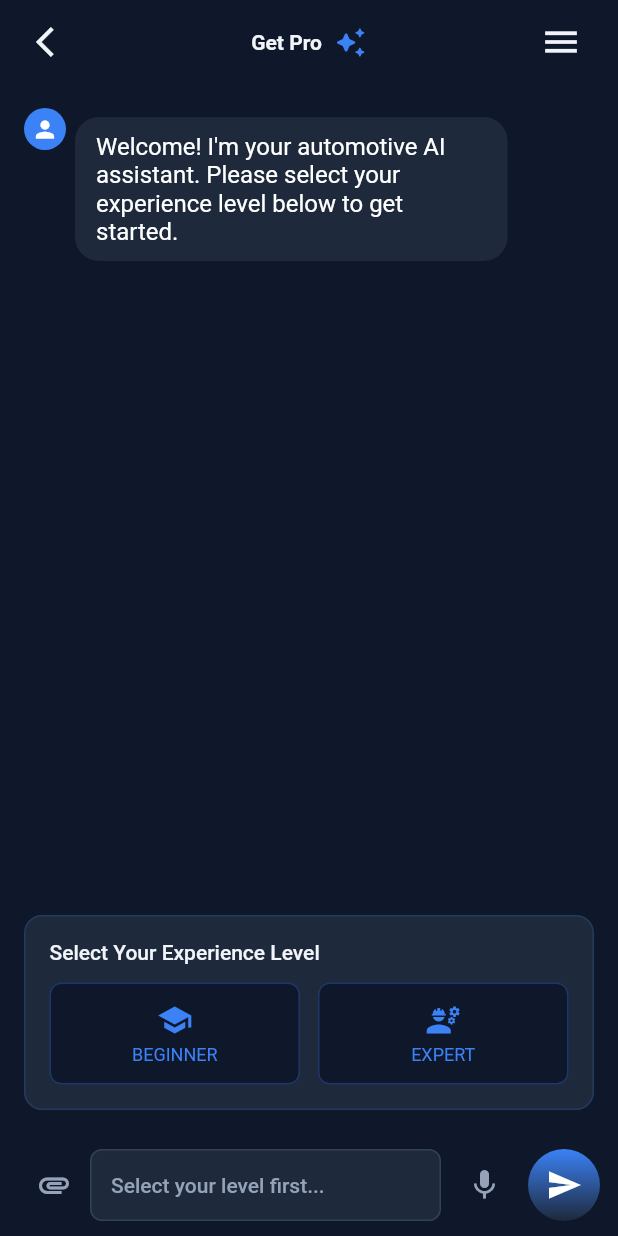
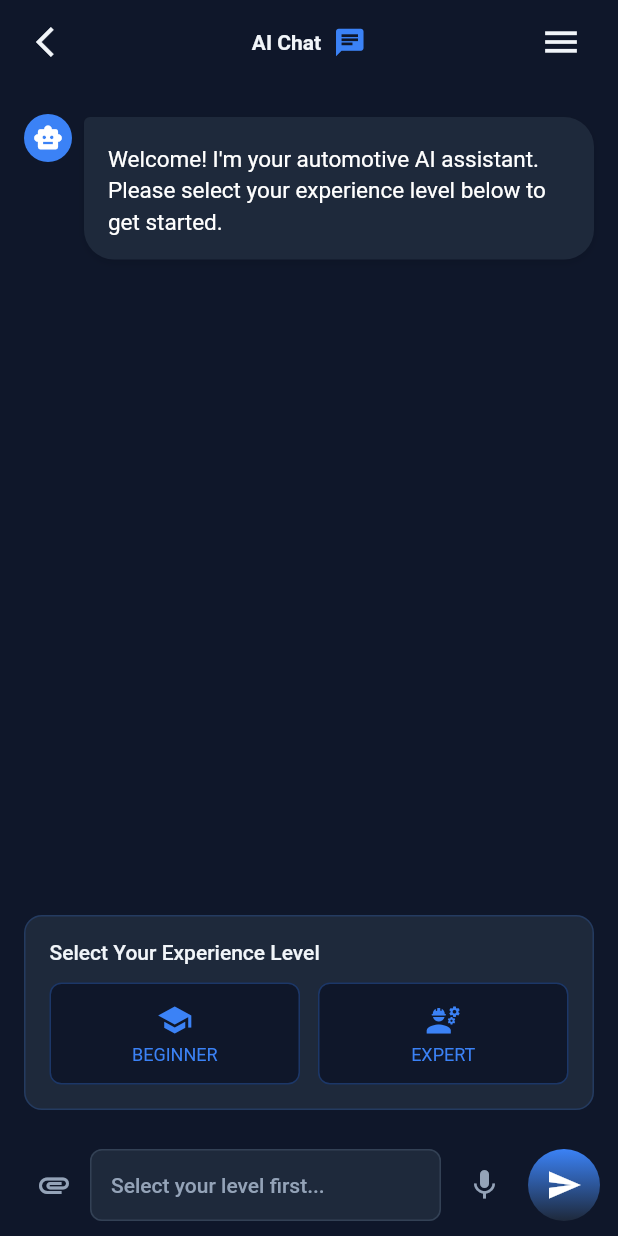
Before and after one commit to Mr-GR/app-project-OBD2-scanner-application, a Flutter app: the AiChatWidget screen opened by its route, on a phone screen of 412 x 824 dp. Run offline on Flutter 3.47's test engine with Material 3 defaults, Android fonts, the phone set to English and light mode, and no system bars; our stand-ins replace animated_text_kit, auto_size_text, flutter_animate, flutter_keyboard_visibility, flutter_markdown, font_awesome_flutter and 6 more; missing offline and left inert: json_path; accounts and stored records are empty.

Commit message:
Add ai chat widget to handle enhanced chat

```diff
--- a/lib/pages/chat/ai_chat_widget.dart
+++ b/lib/pages/chat/ai_chat_widget.dart
@@ -2,6 +2,7 @@ import 'dart:convert';
 import 'package:animated_text_kit/animated_text_kit.dart';
 import 'package:flutter/material.dart';
 import 'package:shared_preferences/shared_preferences.dart';
+import 'package:flutter_markdown/flutter_markdown.dart';
 import '/flutter_flow/flutter_flow_theme.dart';
 import '/flutter_flow/flutter_flow_util.dart';
 import '/index.dart';
@@ -26,28 +27,32 @@ class _AiChatWidgetState extends State<AiChatWidget> {
   bool isAwaitingResponse = false;
   String? selectedLevel; // 'beginner' or 'expert'
 
-  List<Map<String, String>> messages = [];
+  List<Map<String, dynamic>> messages = [];
 
   Future<void> sendMessage(String question) async {
-    // Check if level is selected
     if (selectedLevel == null) {
       setState(() {
         messages.add({
           'role': 'ai',
-          'text': 'Please select your experience level before asking a question:\n\n**BEGINNER**: New to car maintenance, prefer simple explanations and basic steps\n**EXPERT**: Experienced with automotive work, want detailed technical information',
+          'text': 'Please select your experience level before asking a question.',
+          'format': 'markdown',
         });
       });
       return;
     }
 
     setState(() {
-      messages.add({'role': 'user', 'text': question});
+      messages.add({
+        'role': 'user',
+        'text': question,
+        'format': 'plain',
+      });
       isAwaitingResponse = true;
     });
 
     final prefs = await SharedPreferences.getInstance();
     final token = prefs.getString('access_token');
-    final url = Uri.parse('http://${Config.baseUrl}/api/ask');
+    final url = Uri.parse('http://${Config.baseUrl}/api/chat'); // Always use /api/chat
 
     try {
       final response = await http.post(
@@ -57,15 +62,25 @@ class _AiChatWidgetState extends State<AiChatWidget> {
           if (token != null) 'Authorization': 'Bearer $token',
         },
         body: jsonEncode({
-          'question': question,
+          'message': question,
           'level': selectedLevel,
+          'context': null, // No context for regular messages
+          'include_diagnostics': false,
         }),
       );
 
       if (response.statusCode == 200) {
-        final answer = jsonDecode(response.body)['answer'];
+        final responseData = jsonDecode(response.body);
+        final messageContent = responseData['message']['content'];
+        final suggestions = responseData['suggestions'] as List<dynamic>?;
+
         setState(() {
-          messages.add({'role': 'ai', 'text': answer});
+          messages.add({
+            'role': 'ai',
+            'text': messageContent,
+            'format': 'markdown',
+            'suggestions': suggestions,
+          });
           isAwaitingResponse = false;
         });
       } else {
@@ -73,13 +88,18 @@ class _AiChatWidgetState extends State<AiChatWidget> {
           messages.add({
             'role': 'ai',
             'text': '❌ Error: ${response.statusCode} ${response.reasonPhrase ?? 'Unknown error'}',
+            'format': 'plain',
           });
           isAwaitingResponse = false;
         });
       }
     } catch (e) {
       setState(() {
-        messages.add({'role': 'ai', 'text': '⚠️ Network error: $e'});
+        messages.add({
+          'role': 'ai',
+          'text': '⚠️ Network error: $e',
+          'format': 'plain',
+        });
         isAwaitingResponse = false;
       });
     }
@@ -101,7 +121,9 @@ class _AiChatWidgetState extends State<AiChatWidget> {
       decoration: BoxDecoration(
         color: FlutterFlowTheme.of(context).secondaryBackground,
         borderRadius: BorderRadius.circular(12),
-        border: Border.all(color: FlutterFlowTheme.of(context).primary.withOpacity(0.2)),
+        border: Border.all(
+          color: FlutterFlowTheme.of(context).primary.withOpacity(0.2),
+        ),
       ),
       child: Column(
         crossAxisAlignment: CrossAxisAlignment.start,
@@ -174,14 +196,63 @@ class _AiChatWidgetState extends State<AiChatWidget> {
     );
   }
 
-  Widget _buildBubble(Map<String, String> message) {
+  Widget _buildSuggestions(List<dynamic> suggestions) {
+    return Container(
+      margin: const EdgeInsets.symmetric(vertical: 4),
+      child: Wrap(
+        spacing: 8,
+        runSpacing: 4,
+        children: suggestions.map((suggestion) =>
+          InkWell(
+            onTap: () => sendMessage(suggestion),
+            borderRadius: BorderRadius.circular(20),
+            child: Container(
+              padding: const EdgeInsets.symmetric(horizontal: 12, vertical: 6),
+              decoration: BoxDecoration(
+                color: FlutterFlowTheme.of(context).primary.withOpacity(0.1),
+                borderRadius: BorderRadius.circular(20),
+                border: Border.all(
+                  color: FlutterFlowTheme.of(context).primary.withOpacity(0.3),
+                ),
+              ),
+              child: Row(
+                mainAxisSize: MainAxisSize.min,
+                children: [
+                  Icon(
+                    Icons.touch_app,
+                    size: 14,
+                    color: FlutterFlowTheme.of(context).primary,
+                  ),
+                  const SizedBox(width: 4),
+                  Text(
+                    suggestion,
+                    style: TextStyle(
+                      fontSize: 12,
+                      color: FlutterFlowTheme.of(context).primary,
+                      fontWeight: FontWeight.w500,
+                    ),
+                  ),
+                ],
+              ),
+            ),
+          ),
+        ).toList(),
+      ),
+    );
+  }
+
+  Widget _buildBubble(Map<String, dynamic> message) {
     final isUser = message['role'] == 'user';
     final bgColor = isUser
         ? FlutterFlowTheme.of(context).primary
         : FlutterFlowTheme.of(context).secondaryBackground;
     final textColor = isUser ? Colors.white : Colors.white;
+    final isMarkdown = message['format'] == 'markdown';
+    final suggestions = message['suggestions'] as List<dynamic>?;
 
-    return Align(
+    return Column(
+      children: [
+        Align(
           alignment: isUser ? Alignment.centerRight : Alignment.centerLeft,
           child: Row(
             mainAxisAlignment: isUser ? MainAxisAlignment.end : MainAxisAlignment.start,
@@ -189,32 +260,82 @@ class _AiChatWidgetState extends State<AiChatWidget> {
             children: [
               if (!isUser)
                 Padding(
-              padding: const EdgeInsets.only(right: 6.0),
+                  padding: const EdgeInsets.only(right: 8.0, top: 4.0),
                   child: CircleAvatar(
-                radius: 14,
+                    radius: 16,
                     backgroundColor: FlutterFlowTheme.of(context).primary,
-                child: Icon(Icons.person, color: Colors.white, size: 18),
+                    child: const Icon(Icons.smart_toy, color: Colors.white, size: 20),
                   ),
                 ),
-          Flexible(
+              Expanded(
                 child: Container(
                   margin: const EdgeInsets.symmetric(vertical: 6),
-              padding: const EdgeInsets.symmetric(horizontal: 14, vertical: 10),
+                  padding: const EdgeInsets.all(16),
                   constraints: BoxConstraints(
-                maxWidth: MediaQuery.of(context).size.width * 0.7,
+                    maxWidth: isUser
+                        ? MediaQuery.of(context).size.width * 0.8
+                        : MediaQuery.of(context).size.width * 0.85,
+                    minWidth: 100,
                   ),
                   decoration: BoxDecoration(
                     color: bgColor,
-                borderRadius: BorderRadius.circular(16),
+                    borderRadius: BorderRadius.only(
+                      topLeft: Radius.circular(isUser ? 20 : 4),
+                      topRight: Radius.circular(isUser ? 4 : 20),
+                      bottomLeft: Radius.circular(20),
+                      bottomRight: Radius.circular(20),
                     ),
-              child: Text(
+                    boxShadow: [
+                      BoxShadow(
+                        color: Colors.black.withOpacity(0.1),
+                        blurRadius: 4,
+                        offset: const Offset(0, 2),
+                      ),
+                    ],
+                  ),
+                  child: isMarkdown && !isUser
+                      ? MarkdownBody(
+                          data: message['text'] ?? '',
+                          selectable: true,
+                          styleSheet: MarkdownStyleSheet(
+                            p: TextStyle(color: textColor, fontSize: 15, height: 1.4),
+                            h1: TextStyle(color: textColor, fontSize: 22, fontWeight: FontWeight.bold, height: 1.2),
+                            h2: TextStyle(color: textColor, fontSize: 20, fontWeight: FontWeight.bold, height: 1.2),
+                            h3: TextStyle(color: textColor, fontSize: 18, fontWeight: FontWeight.bold, height: 1.2),
+                            listBullet: TextStyle(color: textColor, fontSize: 15),
+                            strong: TextStyle(color: textColor, fontWeight: FontWeight.bold),
+                            em: TextStyle(color: textColor, fontStyle: FontStyle.italic),
+                            code: TextStyle(
+                              color: Colors.orange[300],
+                              backgroundColor: Colors.grey.withOpacity(0.2),
+                              fontFamily: 'monospace',
+                            ),
+                            codeblockDecoration: BoxDecoration(
+                              color: Colors.grey.withOpacity(0.1),
+                              borderRadius: BorderRadius.circular(8),
+                            ),
+                          ),
+                        )
+                      : SelectableText(
                           message['text'] ?? '',
-                style: TextStyle(color: textColor, fontSize: 16),
+                          style: TextStyle(color: textColor, fontSize: 15, height: 1.4),
                         ),
                 ),
               ),
+              if (isUser) const SizedBox(width: 8),
             ],
           ),
+        ),
+        // Show suggestions if available
+        if (suggestions != null && suggestions.isNotEmpty && !isUser)
+          Align(
+            alignment: Alignment.centerLeft,
+            child: Padding(
+              padding: const EdgeInsets.only(left: 40.0, top: 8.0),
+              child: _buildSuggestions(suggestions),
+            ),
+          ),
+      ],
     );
   }
 
@@ -230,7 +351,6 @@ class _AiChatWidgetState extends State<AiChatWidget> {
         title: Stack(
           alignment: Alignment.center,
           children: [
-            // Center — Get Pro (disabled routing)
             Container(
               decoration: BoxDecoration(
                 color: FlutterFlowTheme.of(context).primaryBackground,
@@ -242,7 +362,7 @@ class _AiChatWidgetState extends State<AiChatWidget> {
                   mainAxisSize: MainAxisSize.min,
                   children: [
                     Text(
-                      'Get Pro',
+                      'AI Chat',
                       style: FlutterFlowTheme.of(context).bodyMedium.copyWith(
                         fontWeight: FontWeight.bold,
                         letterSpacing: 0.0,
@@ -250,7 +370,7 @@ class _AiChatWidgetState extends State<AiChatWidget> {
                     ),
                     const SizedBox(width: 8),
                     Icon(
-                      Icons.auto_awesome_rounded,
+                      Icons.chat,
                       color: FlutterFlowTheme.of(context).primary,
                       size: 22.0,
                     ),
@@ -258,13 +378,10 @@ class _AiChatWidgetState extends State<AiChatWidget> {
                 ),
               ),
             ),
-            // Left — Back button
             Align(
               alignment: Alignment.centerLeft,
               child: GestureDetector(
-                onTap: () {
-                  GoRouter.of(context).push('/home');
-                },
+                onTap: () => GoRouter.of(context).push('/home'),
                 child: Padding(
                   padding: const EdgeInsets.only(left: 8.0),
                   child: Icon(
@@ -275,7 +392,6 @@ class _AiChatWidgetState extends State<AiChatWidget> {
                 ),
               ),
             ),
-            // Right — Menu
             Align(
               alignment: Alignment.centerRight,
               child: InkWell(
@@ -296,41 +412,56 @@ class _AiChatWidgetState extends State<AiChatWidget> {
       body: SafeArea(
         child: Column(
           children: [
-            // Chat history
             Expanded(
               child: ListView(
                 controller: _scrollController,
                 padding: const EdgeInsets.all(16),
                 children: [
-                  // Welcome message if no level selected
                   if (selectedLevel == null)
                     _buildBubble({
                       'role': 'ai',
                       'text': 'Welcome! I\'m your automotive AI assistant. Please select your experience level below to get started.',
+                      'format': 'plain',
                     }),
                   ...messages.map(_buildBubble).toList(),
                   if (isAwaitingResponse)
                     Align(
                       alignment: Alignment.centerLeft,
-                      child: Container(
+                      child: Row(
+                        children: [
+                          Padding(
+                            padding: const EdgeInsets.only(right: 8.0),
+                            child: CircleAvatar(
+                              radius: 16,
+                              backgroundColor: FlutterFlowTheme.of(context).primary,
+                              child: SizedBox(
+                                width: 20,
+                                height: 20,
+                                child: CircularProgressIndicator(
+                                  strokeWidth: 2,
+                                  valueColor: AlwaysStoppedAnimation<Color>(Colors.white),
+                                ),
+                              ),
+                            ),
+                          ),
+                          Container(
                             margin: const EdgeInsets.symmetric(vertical: 6),
-                        padding: const EdgeInsets.symmetric(horizontal: 14, vertical: 10),
-                        constraints: BoxConstraints(
-                          maxWidth: MediaQuery.of(context).size.width * 0.7,
-                        ),
+                            padding: const EdgeInsets.symmetric(horizontal: 16, vertical: 12),
                             decoration: BoxDecoration(
                               color: FlutterFlowTheme.of(context).secondaryBackground,
-                          borderRadius: BorderRadius.circular(16),
+                              borderRadius: BorderRadius.circular(20),
                             ),
+                            child: SizedBox(
+                              width: 60,
                               child: DefaultTextStyle(
-                          style: const TextStyle(
-                            fontSize: 16.0,
-                            color: Colors.white,
-                          ),
+                                style: const TextStyle(fontSize: 16.0, color: Colors.white),
                                 child: AnimatedTextKit(
                                   repeatForever: true,
                                   animatedTexts: [
-                              TyperAnimatedText('Typing...'),
+                                    TyperAnimatedText('●●●', speed: const Duration(milliseconds: 200)),
+                                    TyperAnimatedText('○●●', speed: const Duration(milliseconds: 200)),
+                                    TyperAnimatedText('○○●', speed: const Duration(milliseconds: 200)),
+                                    TyperAnimatedText('○○○', speed: const Duration(milliseconds: 200)),
                                   ],
                                 ),
                               ),
@@ -339,9 +470,10 @@ class _AiChatWidgetState extends State<AiChatWidget> {
                         ],
                       ),
                     ),
-            // Level selector just above input
+                ],
+              ),
+            ),
             if (selectedLevel == null) _buildLevelSelector(),
-            // Input area
             Container(
               padding: const EdgeInsets.symmetric(horizontal: 12, vertical: 10),
               color: Colors.transparent,
@@ -351,7 +483,7 @@ class _AiChatWidgetState extends State<AiChatWidget> {
                     icon: const Icon(Icons.attachment),
                     color: FlutterFlowTheme.of(context).secondaryText,
                     onPressed: () {
-                      // TODO: Add file picker logic
+                      // TODO: Add diagnostic context picker
                     },
                   ),
                   Expanded(
--- a/lib/pages/home/home_page/home_page_widget.dart
+++ b/lib/pages/home/home_page/home_page_widget.dart
@@ -2,6 +2,7 @@ import 'dart:convert';
 import 'package:http/http.dart' as http;
 import 'package:flutter/material.dart';
 import 'package:go_router/go_router.dart';
+import 'package:o_b_d2_scanner_frontend/config.dart';
 import '/flutter_flow/flutter_flow_theme.dart';
 
 class HomePageWidget extends StatefulWidget {
@@ -39,7 +40,7 @@ class _HomePageWidgetState extends State<HomePageWidget> {
       _dtcError = null;
     });
     try {
-      final response = await http.get(Uri.parse('http://localhost:8080/api/scanner/dtc/lookup?code=$code'));
+      final response = await http.get(Uri.parse('http://${Config.baseUrl}/api/scanner/dtc/lookup?code=$code'));
       if (response.statusCode == 200) {
         final data = jsonDecode(response.body);
         setState(() {
--- a/pubspec.yaml
+++ b/pubspec.yaml
@@ -51,6 +51,7 @@ dependencies:
   smooth_page_indicator: ^1.2.1
   from_css_color: ^2.0.0
   flutter_keyboard_visibility: ^6.0.0
+  flutter_markdown: ^0.6.18
 
   # Navigation
   go_router: ^14.2.7
```
Lines whose indentation alone changed are shown as unchanged.
